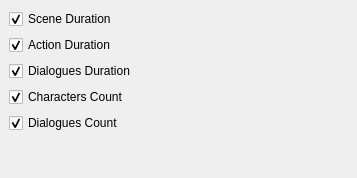
Above: src/bin/scenarist-desktop/UserInterfaceLayer/Statistics/StatisticsSettings.ui from dimkanovikov/KITScenarist before the change. Below: the same form after it.
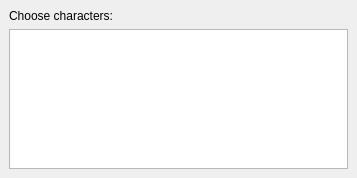
That is the form after the change.

Commit message: Implemented characters activity plot

Diff of the .ui file:
```diff
--- a/src/bin/scenarist-desktop/UserInterfaceLayer/Statistics/StatisticsSettings.ui
+++ b/src/bin/scenarist-desktop/UserInterfaceLayer/Statistics/StatisticsSettings.ui
@@ -14,7 +14,7 @@
    <string>StackedWidget</string>
   </property>
   <property name="currentIndex">
-   <number>6</number>
+   <number>7</number>
   </property>
   <widget class="QWidget" name="emptyPage"/>
   <widget class="QWidget" name="summaryReportPage">
@@ -329,6 +329,33 @@
     </item>
    </layout>
   </widget>
+  <widget class="QWidget" name="page">
+   <layout class="QVBoxLayout" name="verticalLayout_2">
+    <item>
+     <widget class="QLabel" name="label_5">
+      <property name="text">
+       <string>Choose characters:</string>
+      </property>
+     </widget>
+    </item>
+    <item>
+     <widget class="QListView" name="characterActivityNames">
+      <property name="alternatingRowColors">
+       <bool>true</bool>
+      </property>
+      <property name="selectionMode">
+       <enum>QAbstractItemView::ExtendedSelection</enum>
+      </property>
+      <property name="verticalScrollMode">
+       <enum>QAbstractItemView::ScrollPerItem</enum>
+      </property>
+      <property name="horizontalScrollMode">
+       <enum>QAbstractItemView::ScrollPerPixel</enum>
+      </property>
+     </widget>
+    </item>
+   </layout>
+  </widget>
  </widget>
  <tabstops>
   <tabstop>summaryText</tabstop>
```
Left out of the diff: 4 changed lines with no effect on the pictures. The commit also changes 19 other files.
